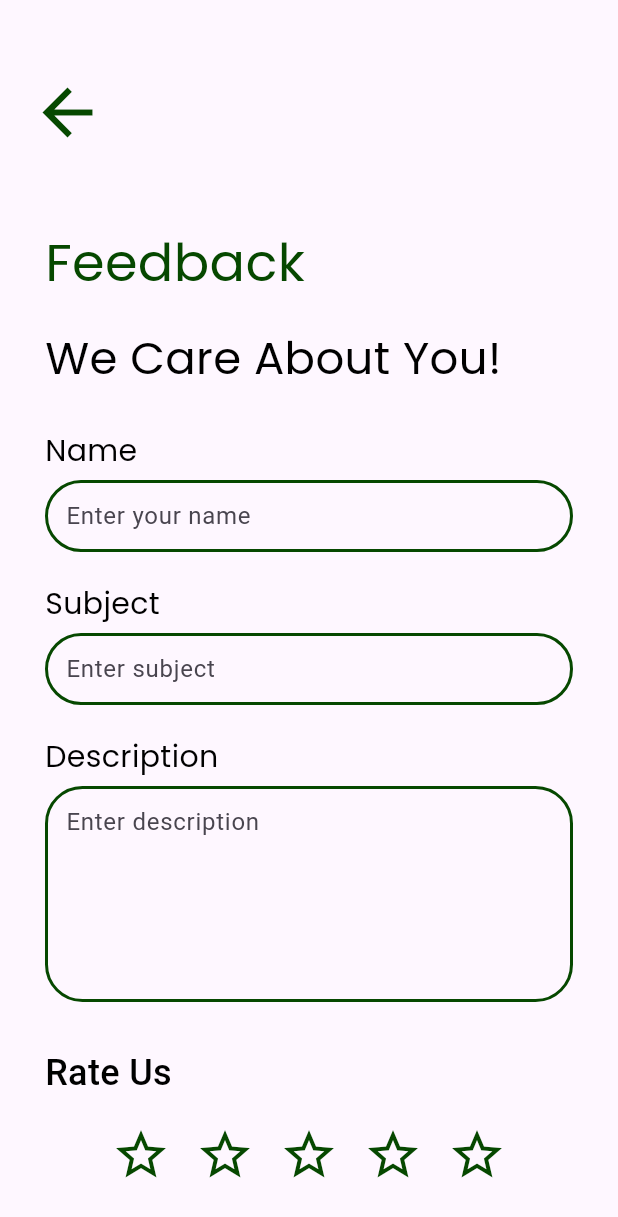
After one commit to SachiniDIL/greenroute, a Flutter app: the FeedbackScreen screen opened directly, on a phone screen of 412 x 824 dp. The commit adds this screen. Shown: the top 1217 px of the screen. Run offline on Flutter 3.47's test engine with Material 3 defaults, Android fonts, the phone set to English and light mode, and no system bars; our stand-ins replace firebase_core, firebase_database, shared_preferences; accounts and stored records are empty.

Commit message:
feedback done

```diff
--- /dev/null
+++ b/lib/screens/feedback.dart
@@ -0,0 +1,132 @@
+import 'package:flutter/material.dart';
+import 'package:firebase_database/firebase_database.dart';
+import 'package:greenroute/widgets/custom_text_field.dart';
+import 'package:shared_preferences/shared_preferences.dart';
+import '../theme.dart';
+import '../widgets/back_arrow.dart';
+import '../widgets/star_rating.dart';
+import '../widgets/submit_cancel_buttons.dart';
+
+class FeedbackScreen extends StatefulWidget {
+  const FeedbackScreen({super.key});
+
+  @override
+  _FeedbackScreenState createState() => _FeedbackScreenState();
+}
+
+class _FeedbackScreenState extends State<FeedbackScreen> {
+  final TextEditingController nameController = TextEditingController();
+  final TextEditingController subjectController = TextEditingController();
+  final TextEditingController descriptionController = TextEditingController();
+
+  final DatabaseReference _dbRef = FirebaseDatabase.instance.ref().child('feedback');
+
+  int _rating = 0;
+  String _userEmail = '';
+
+  @override
+  void initState() {
+    super.initState();
+    _loadEmailFromPreferences();
+  }
+
+  Future<void> _loadEmailFromPreferences() async {
+    SharedPreferences prefs = await SharedPreferences.getInstance();
+    setState(() {
+      _userEmail = prefs.getString('user_email') ?? 'No email found';
+    });
+  }
+
+  Future<void> _submitFeedback() async {
+    if (nameController.text.isEmpty ||
+        subjectController.text.isEmpty ||
+        descriptionController.text.isEmpty ||
+        _rating == 0) {
+      ScaffoldMessenger.of(context).showSnackBar(
+        const SnackBar(content: Text('Please fill out all fields and rate us')),
+      );
+      return;
+    }
+
+    try {
+      await _dbRef.push().set({
+        'name': nameController.text,
+        'email': _userEmail,
+        'subject': subjectController.text,
+        'description': descriptionController.text,
+        'rating': _rating,
+      });
+
+      ScaffoldMessenger.of(context).showSnackBar(
+        const SnackBar(content: Text('Feedback submitted successfully')),
+      );
+
+      // Clear the form
+      nameController.clear();
+      subjectController.clear();
+      descriptionController.clear();
+      setState(() {
+        _rating = 0;
+      });
+
+      Navigator.pop(context);
+    } catch (e) {
+      ScaffoldMessenger.of(context).showSnackBar(
+        SnackBar(content: Text('Error submitting feedback: $e')),
+      );
+    }
+  }
+
+  @override
+  Widget build(BuildContext context) {
+    return Scaffold(
+      body: Column(
+        children: [
+          const BackArrow(),
+          Expanded(
+            child: SingleChildScrollView(
+              padding: const EdgeInsets.all(30.0),
+              child: Form(
+                child: Column(
+                  crossAxisAlignment: CrossAxisAlignment.start,
+                  children: [
+                    const SizedBox(height: 20),
+                    const Text("Feedback", style: AppTextStyles.topic),
+                    const SizedBox(height: 20),
+                    const Text(
+                      'We Care About You!',
+                      style: TextStyle(
+                        color: Colors.black,
+                        fontSize: 30,
+                        fontFamily: 'Poppins',
+                        fontWeight: FontWeight.w500,
+                        height: 1.2,
+                      ),
+                    ),
+                    const SizedBox(height: 30),
+
+                    // Input Fields
+                    CustomTextField(controller: nameController, label: "Name", hint: "Enter your name"),
+                    const SizedBox(height: 20),
+                    CustomTextField(controller: subjectController, label: "Subject", hint: "Enter subject"),
+                    const SizedBox(height: 20),
+                    CustomTextField(controller: descriptionController, label: "Description", hint: "Enter description", maxLines: 5),
+                    const SizedBox(height: 30),
+
+                    const Text("Rate Us", style: TextStyle(color: Colors.black, fontSize: 24, fontWeight: FontWeight.w500)),
+                    const SizedBox(height: 10),
+                    StarRating(rating: _rating, onRatingChanged: (newRating) => setState(() => _rating = newRating)),
+
+                    const SizedBox(height: 40),
+                    SubmitCancelButtons(onSubmit: _submitFeedback),
+                    const SizedBox(height: 30),
+                  ],
+                ),
+              ),
+            ),
+          ),
+        ],
+      ),
+    );
+  }
+}
--- /dev/null
+++ b/lib/widgets/back_arrow.dart
@@ -0,0 +1,28 @@
+import 'package:flutter/material.dart';
+import '../theme.dart';
+
+class BackArrow extends StatelessWidget {
+  const BackArrow();
+
+  @override
+  Widget build(BuildContext context) {
+    return Padding(
+      padding: const EdgeInsets.only(top: 50.0, left: 20.0),
+      child: Row(
+        mainAxisAlignment: MainAxisAlignment.start,
+        children: [
+          GestureDetector(
+            onTap: () {
+              Navigator.pop(context); // Go back to the previous page
+            },
+            child: const Icon(
+              Icons.arrow_back,
+              size: 50,
+              color: AppColors.primaryColor,
+            ),
+          ),
+        ],
+      ),
+    );
+  }
+}
--- a/lib/widgets/custom_text_field.dart
+++ b/lib/widgets/custom_text_field.dart
@@ -1,6 +1,4 @@
-// lib/widgets/custom_text_field.dart
 import 'package:flutter/material.dart';
-
 import '../theme.dart';
 
 class CustomTextField extends StatelessWidget {
@@ -11,6 +9,7 @@ class CustomTextField extends StatelessWidget {
   final IconData? suffixIcon;
   final VoidCallback? onSuffixTap;
   final String? Function(String?)? validator;
+  final int maxLines; // Add maxLines parameter
 
   const CustomTextField({
     Key? key,
@@ -21,6 +20,7 @@ class CustomTextField extends StatelessWidget {
     this.suffixIcon,
     this.onSuffixTap,
     this.validator,
+    this.maxLines = 1, // Default to 1 line if not provided
   }) : super(key: key);
 
   @override
@@ -33,6 +33,7 @@ class CustomTextField extends StatelessWidget {
         TextFormField(
           controller: controller,
           obscureText: obscureText,
+          maxLines: maxLines, // Use maxLines for multiline input
           decoration: InputDecoration(
             border: OutlineInputBorder(
               borderRadius: BorderRadius.circular(25.0),
--- /dev/null
+++ b/lib/widgets/star_rating.dart
@@ -0,0 +1,28 @@
+import 'package:flutter/material.dart';
+import '../theme.dart';
+
+class StarRating extends StatelessWidget {
+  final int rating;
+  final Function(int) onRatingChanged;
+
+  const StarRating({required this.rating, required this.onRatingChanged});
+
+  @override
+  Widget build(BuildContext context) {
+    return Row(
+      mainAxisAlignment: MainAxisAlignment.center,
+      children: List.generate(5, (index) {
+        return IconButton(
+          icon: Icon(
+            index < rating ? Icons.star : Icons.star_border,
+            color: AppColors.primaryColor,
+            size: 40,
+          ),
+          onPressed: () {
+            onRatingChanged(index + 1);
+          },
+        );
+      }),
+    );
+  }
+}
```
Also changed, not shown: lib/controllers/loggout_controller.dart (added, +20 -0 lines), lib/screens/forgot_password.dart (+2 -10 lines), lib/screens/login.dart (+28 -32 lines), lib/screens/r_signup.dart (+32 -32 lines), lib/screens/report.dart (added, +20 -0 lines), lib/screens/set_new_pwd.dart (+2 -8 lines), lib/screens/settings.dart (added, +20 -0 lines), lib/screens/support.dart (added, +20 -0 lines), lib/screens/td_signup.dart (+2 -18 lines), lib/widgets/logout_confirmation_dialog.dart (added, +49 -0 lines), lib/widgets/side_bar_menu.dart (added, +39 -0 lines), lib/widgets/sidebar.dart (+30 -64 lines), lib/widgets/submit_cancel_buttons.dart (added, +73 -0 lines).
